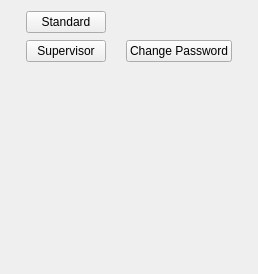
This is HimalayaMain/Gui/Components/Users/Forms/UserPrivilegeWidget.ui in Liyezhong/Master as Qt 5 draws it before an edit. The edited form follows.
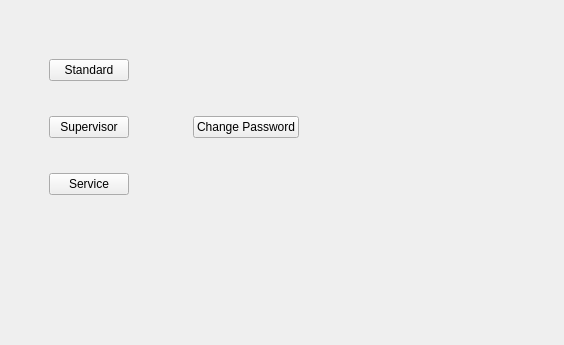
This is the edited form.

Commit message: 1. add Service Role on Gui; 2. fix bug about caching Event when Gui is not available

Diff of the .ui file:
```diff
--- a/HimalayaMain/Gui/Components/Users/Forms/UserPrivilegeWidget.ui
+++ b/HimalayaMain/Gui/Components/Users/Forms/UserPrivilegeWidget.ui
@@ -6,14 +6,67 @@
    <rect>
     <x>0</x>
     <y>0</y>
-    <width>258</width>
-    <height>194</height>
+    <width>564</width>
+    <height>345</height>
    </rect>
   </property>
   <property name="windowTitle">
    <string>Form</string>
   </property>
-  <layout class="QGridLayout" name="gridLayout" rowstretch="1,0,0,0,0,0">
+  <layout class="QVBoxLayout" name="verticalLayout">
+   <item>
+    <layout class="QHBoxLayout" name="horizontalLayout">
+     <item>
+      <layout class="QGridLayout" name="gridLayout">
+       <item row="0" column="1">
+        <spacer name="verticalSpacer_5">
+         <property name="orientation">
+          <enum>Qt::Vertical</enum>
+         </property>
+         <property name="sizeHint" stdset="0">
+          <size>
+           <width>20</width>
+           <height>48</height>
+          </size>
+         </property>
+        </spacer>
+       </item>
+       <item row="1" column="1">
+        <widget class="QPushButton" name="btnUser">
+         <property name="focusPolicy">
+          <enum>Qt::NoFocus</enum>
+         </property>
+         <property name="text">
+          <string>Standard</string>
+         </property>
+        </widget>
+       </item>
+       <item row="2" column="1">
+        <spacer name="verticalSpacer">
+         <property name="orientation">
+          <enum>Qt::Vertical</enum>
+         </property>
+         <property name="sizeHint" stdset="0">
+          <size>
+           <width>20</width>
+           <height>28</height>
+          </size>
+         </property>
+        </spacer>
+       </item>
+       <item row="3" column="0">
+        <spacer name="horizontalSpacer">
+         <property name="orientation">
+          <enum>Qt::Horizontal</enum>
+         </property>
+         <property name="sizeHint" stdset="0">
+          <size>
+           <width>38</width>
+           <height>24</height>
+          </size>
+         </property>
+        </spacer>
+       </item>
    <item row="3" column="1">
     <widget class="QPushButton" name="btnAdministrator">
      <property name="focusPolicy">
@@ -31,7 +84,7 @@
      </property>
      <property name="sizeHint" stdset="0">
       <size>
-       <width>1</width>
+           <width>58</width>
        <height>24</height>
       </size>
      </property>
@@ -54,7 +107,7 @@
      </property>
      <property name="sizeHint" stdset="0">
       <size>
-       <width>0</width>
+           <width>48</width>
        <height>24</height>
       </size>
      </property>
@@ -65,41 +118,22 @@
      <property name="orientation">
       <enum>Qt::Vertical</enum>
      </property>
-     <property name="sizeType">
-      <enum>QSizePolicy::MinimumExpanding</enum>
-     </property>
      <property name="sizeHint" stdset="0">
       <size>
        <width>20</width>
-       <height>200</height>
+           <height>28</height>
       </size>
      </property>
     </spacer>
    </item>
-   <item row="1" column="1">
-    <widget class="QPushButton" name="btnUser">
-     <property name="focusPolicy">
-      <enum>Qt::NoFocus</enum>
-     </property>
+       <item row="5" column="1">
+        <widget class="QPushButton" name="btnService">
      <property name="text">
-      <string>Standard</string>
+          <string>Service</string>
      </property>
     </widget>
    </item>
-   <item row="3" column="0">
-    <spacer name="horizontalSpacer">
-     <property name="orientation">
-      <enum>Qt::Horizontal</enum>
-     </property>
-     <property name="sizeHint" stdset="0">
-      <size>
-       <width>0</width>
-       <height>24</height>
-      </size>
-     </property>
-    </spacer>
-   </item>
-   <item row="0" column="1">
+       <item row="6" column="1">
     <spacer name="verticalSpacer_3">
      <property name="orientation">
       <enum>Qt::Vertical</enum>
@@ -107,20 +141,37 @@
      <property name="sizeHint" stdset="0">
       <size>
        <width>20</width>
-       <height>40</height>
+           <height>28</height>
       </size>
      </property>
     </spacer>
    </item>
-   <item row="2" column="1">
-    <spacer name="verticalSpacer">
+      </layout>
+     </item>
+     <item>
+      <spacer name="horizontalSpacer_4">
+       <property name="orientation">
+        <enum>Qt::Horizontal</enum>
+       </property>
+       <property name="sizeHint" stdset="0">
+        <size>
+         <width>48</width>
+         <height>20</height>
+        </size>
+       </property>
+      </spacer>
+     </item>
+    </layout>
+   </item>
+   <item>
+    <spacer name="verticalSpacer_4">
      <property name="orientation">
       <enum>Qt::Vertical</enum>
      </property>
      <property name="sizeHint" stdset="0">
       <size>
        <width>20</width>
-       <height>40</height>
+       <height>65</height>
       </size>
      </property>
     </spacer>
```
Lines whose indentation alone changed are shown as unchanged. The commit also changes 4 other files.
